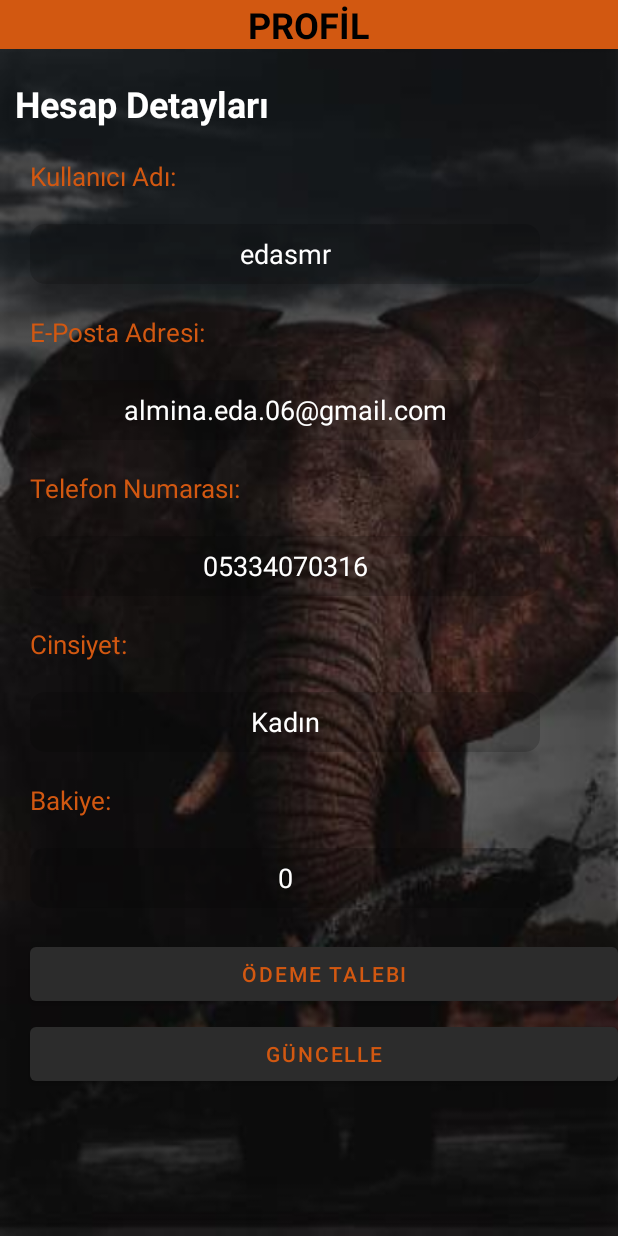
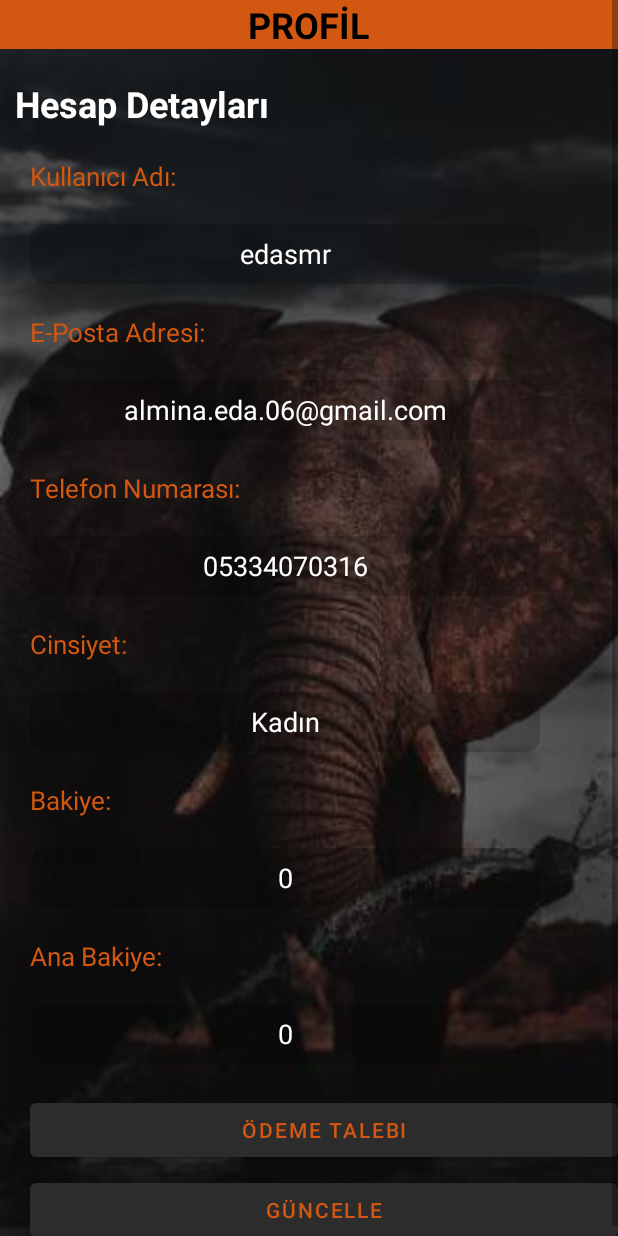
Before and after one commit to edasmr/Gfiilapp, an Android app: the layout fragment_profil.xml on its own in the app's theme, with its tools: preview values and no code run, on a phone screen of 412 x 824 dp. Run offline under Robolectric (Android 15) with nearby library versions, the phone set to English and light mode, and no system bars.

Commit message:
Her giriş yapıldıgında tc sorgulaması kalktı . direk login ekranından yönlendirilme yapılıyor. ana bakiye kullanıcının profiline veritabanından çekildi .

```diff
--- /dev/null
+++ b/app/src/main/java/com/genius/gfiilapp/OdemeAdapter.kt
@@ -0,0 +1,4 @@
+package com.genius.gfiilapp
+
+class OdemeAdapter {
+}
--- a/app/src/main/java/com/genius/gfiilapp/ProfilFragment.kt
+++ b/app/src/main/java/com/genius/gfiilapp/ProfilFragment.kt
@@ -35,6 +35,7 @@ class ProfilFragment : Fragment(){
         val telno: EditText = view.findViewById(R.id.telno)
         val cinsiyet: TextView = view.findViewById(R.id.cinsiyet)
         val bakiye: TextView = view.findViewById(R.id.bakiye)
+        val anaBakiye: TextView = view.findViewById(R.id.anaBakiye)
         val ödemeTalebi: Button = view.findViewById(R.id.ödemeTalebi)
         val guncelle: Button = view.findViewById(R.id.guncelle)
         //shared preferences veri alma kodu copy paste
@@ -59,6 +60,7 @@ class ProfilFragment : Fragment(){
                         telno.setText(response.body()?.u_telefon_no)
                         cinsiyet.text = response.body()?.u_cinsiyet
                         bakiye.text = response.body()?.u_bakiye
+                        anaBakiye.text = response.body()?.ana_bakiye
 
                     } else {
                         Log.d("12345", "basarızzz giris")
--- a/app/src/main/java/com/genius/gfiilapp/UserResponse.kt
+++ b/app/src/main/java/com/genius/gfiilapp/UserResponse.kt
@@ -19,5 +19,9 @@ data class UserResponse(
     var u_cinsiyet: String,
     @SerializedName("u_bakiye")
     @Expose
-    var u_bakiye: String
+    var u_bakiye: String,
+
+    @SerializedName("ana_bakiye")
+    @Expose
+    var ana_bakiye: String
 )
--- a/app/src/main/res/layout/fragment_home.xml
+++ b/app/src/main/res/layout/fragment_home.xml
@@ -88,5 +88,4 @@
 
 
 
-
 </LinearLayout>
--- a/app/src/main/res/layout/fragment_profil.xml
+++ b/app/src/main/res/layout/fragment_profil.xml
@@ -195,7 +195,38 @@
         />
 
 
-    <Button
+         <TextView
+             android:layout_width="match_parent"
+             android:layout_height="wrap_content"
+             android:layout_margin="20dp"
+             android:text="Ana Bakiye:"
+             android:textSize="17dp"
+             android:textColor="@color/orange"
+             tools:ignore="MissingConstraints"
+             tools:layout_editor_absoluteX="25dp"
+             tools:layout_editor_absoluteY="112dp" />
+
+         <TextView
+             android:layout_width="340dp"
+             android:layout_height="40dp"
+             tools:text="0"
+             android:layout_marginTop="0dp"
+             android:id="@+id/anaBakiye"
+             android:layout_marginLeft="20dp"
+             android:background="@drawable/round_button"
+             android:textSize="18dp"
+             android:gravity="center_vertical"
+             android:backgroundTint="#2D000000"
+             android:textAlignment="center"
+             android:textColor="@color/white"
+             tools:ignore="MissingConstraints,RtlCompat"
+             tools:layout_editor_absoluteX="25dp"
+             tools:layout_editor_absoluteY="112dp"
+             />
+
+
+
+         <Button
         android:layout_width="match_parent"
         android:layout_height="wrap_content"
         android:text="Ödeme Talebi"
```
Also changed, not shown: app/src/main/java/com/genius/gfiilapp/FirstPageActivity.kt (+8 -5 lines), app/src/main/java/com/genius/gfiilapp/LoginActivity.kt (+9 -0 lines), app/src/main/res/layout/activity_login.xml (+22 -0 lines), app/src/main/res/layout/odeme_cardview.xml (+9 -9 lines).
